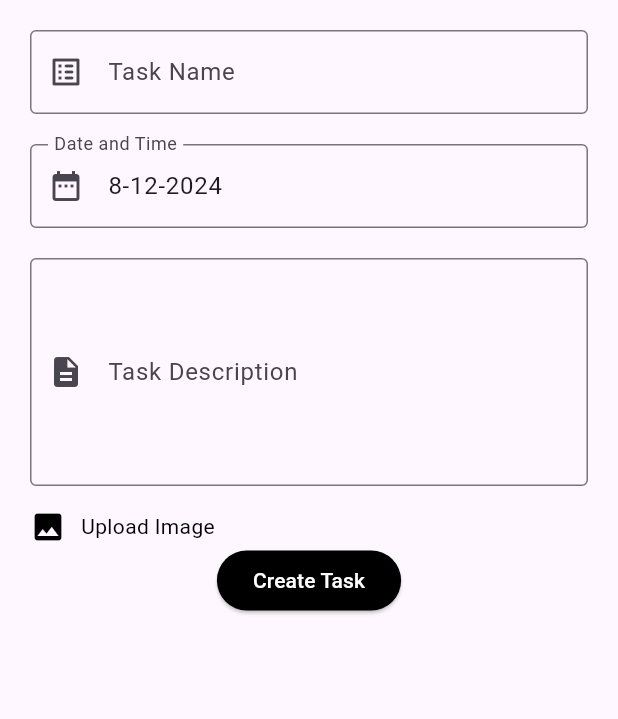
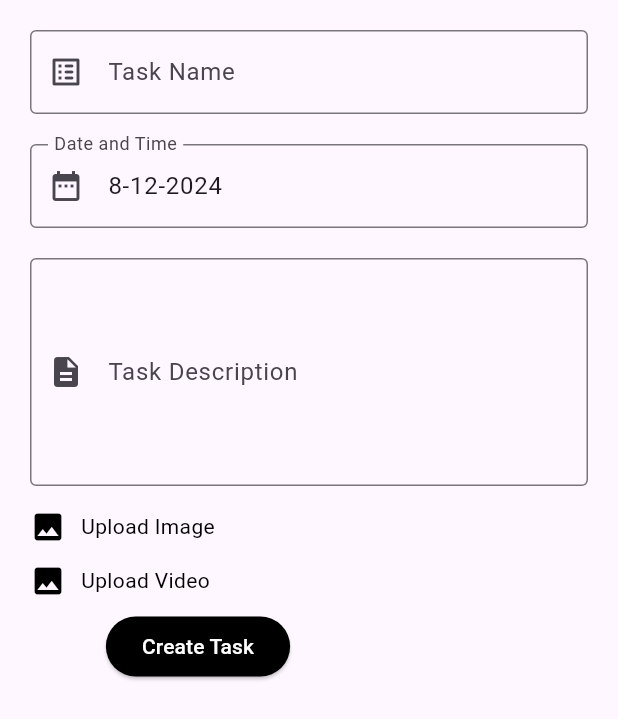
Before and after one commit to PsdeveloperFlutter/lufickapp, a Flutter app: the create screen opened directly, on a phone screen of 412 x 824 dp. Shown: the top 719 px of the screen. Run offline on Flutter 3.47's test engine with Material 3 defaults, Android fonts, the phone set to English and light mode, and no system bars; our stand-ins replace flutter_tts, get, image_picker, share_plus, sqflite; missing offline and left inert: particles_flutter; accounts and stored records are empty.

Commit message:
Hii It is My Flutter Internship work

```diff
--- a/lib/Todo_Application/screen/Creation_of_task.dart
+++ b/lib/Todo_Application/screen/Creation_of_task.dart
@@ -117,9 +117,7 @@ class _createState extends State<create> {
               ),
               const SizedBox(height: 15),
 
-              Row(
-                children: [
-                  InkWell(
+              GestureDetector(
                 onTap: () async {
                   showDialog(
                     context: context,
@@ -133,7 +131,7 @@ class _createState extends State<create> {
                         SingleChildScrollView(
                           child: Container(
                             width: 250,
-                                height: 160,
+                            height: 100,
                             child: Column(
                               children: [
                                 ElevatedButton(
@@ -142,6 +140,8 @@ class _createState extends State<create> {
                                     final XFile? image =
                                     await ImagePicker().pickImage(source: ImageSource.camera);
                                     if (image != null) {
+                                      ScaffoldMessenger.of(context).showSnackBar(SnackBar(content: Text("Image Selected")));
+
                                       setState(() {
                                         imagefilestore = image;
                                       });
@@ -158,6 +158,7 @@ class _createState extends State<create> {
                                     final XFile? image =
                                     await ImagePicker().pickImage(source: ImageSource.gallery);
                                     if (image != null) {
+                                      ScaffoldMessenger.of(context).showSnackBar(SnackBar(content: Text("Image Selected")));
                                       setState(() {
                                         imagefilestore = image;
                                       });
@@ -168,12 +169,55 @@ class _createState extends State<create> {
                                     style: TextStyle(color: Colors.white),
                                   ),
                                 ),
+                              ],
+                            ),
+                          ),
+                        ),
+                      ],
+                    ),
+                  );
+                },
+                child: Row(
+                  children: [
+                    Icon(
+                      Icons.image,
+                      color: Colors.black,
+                    ),
+                    SizedBox(width: 10),
+                    Text(
+                      'Upload Image',
+                      style: TextStyle(color: Colors.black),
+                    ),
+                  ],
+                ),
+              ),
+              SizedBox(height: 12),
+
+              //This is for the video selection operation
+              GestureDetector(
+                onTap: () async {
+                  showDialog(
+                    context: context,
+                    builder: (ctx) => AlertDialog(
+                      title: const Text("Select Option"),
+                      content: const Text(
+                        "Choose from Gallery and Camera",
+                        style: TextStyle(color: Colors.black, fontSize: 12),
+                      ),
+                      actions: <Widget>[
+                        SingleChildScrollView(
+                          child: Container(
+                            width: 250,
+                            height: 60,
+                            child: Column(
+                              children: [
                                 ElevatedButton(
                                   style: ElevatedButton.styleFrom(backgroundColor: Colors.black),
                                   onPressed: () async {
                                     final XFile? video =
                                     await ImagePicker().pickVideo(source: ImageSource.gallery);
                                     if (video != null) {
+                                      ScaffoldMessenger.of(context).showSnackBar(SnackBar(content: Text("Video Selected")));
                                       setState(() {
                                         videofilestore = video;
                                       });
@@ -192,25 +236,31 @@ class _createState extends State<create> {
                     ),
                   );
                 },
-                    child: Icon(
+                child: Row(
+                  children: [
+                    Icon(
                       Icons.image,
                       color: Colors.black,
                     ),
-                  ),
                     SizedBox(width: 10),
                     Text(
-                    'Upload Image',
+                      'Upload Video ',
                       style: TextStyle(color: Colors.black),
                     ),
                   ],
                 ),
+              ),
 
-              ElevatedButton(
+
+              Padding(
+                padding: const EdgeInsets.only(right:148.0,top: 8),
+                child: ElevatedButton(
                   style: ElevatedButton.styleFrom(backgroundColor: Colors.black),
                   onPressed: addTask,
                   child: Text(
                     'Create Task',
                     style: TextStyle(color: Colors.white),
+                  ),
                 ),
               ),
             ],
```
Lines whose indentation alone changed are shown as unchanged.
